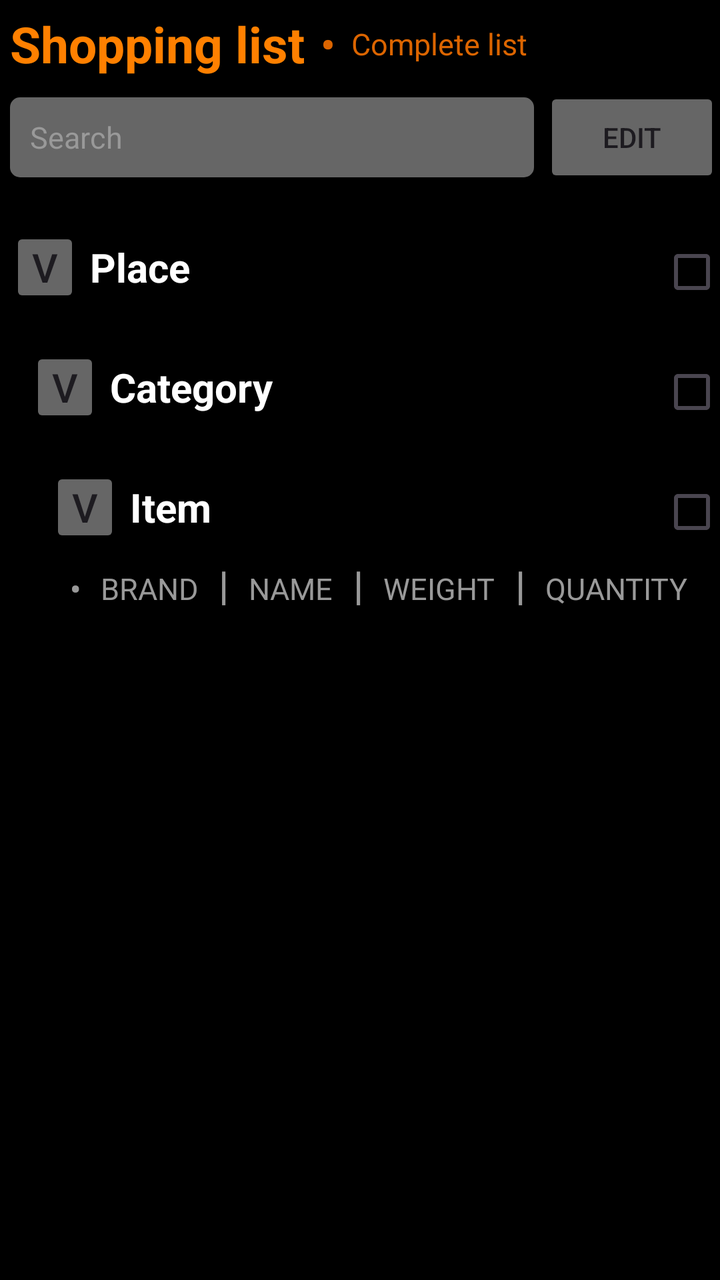
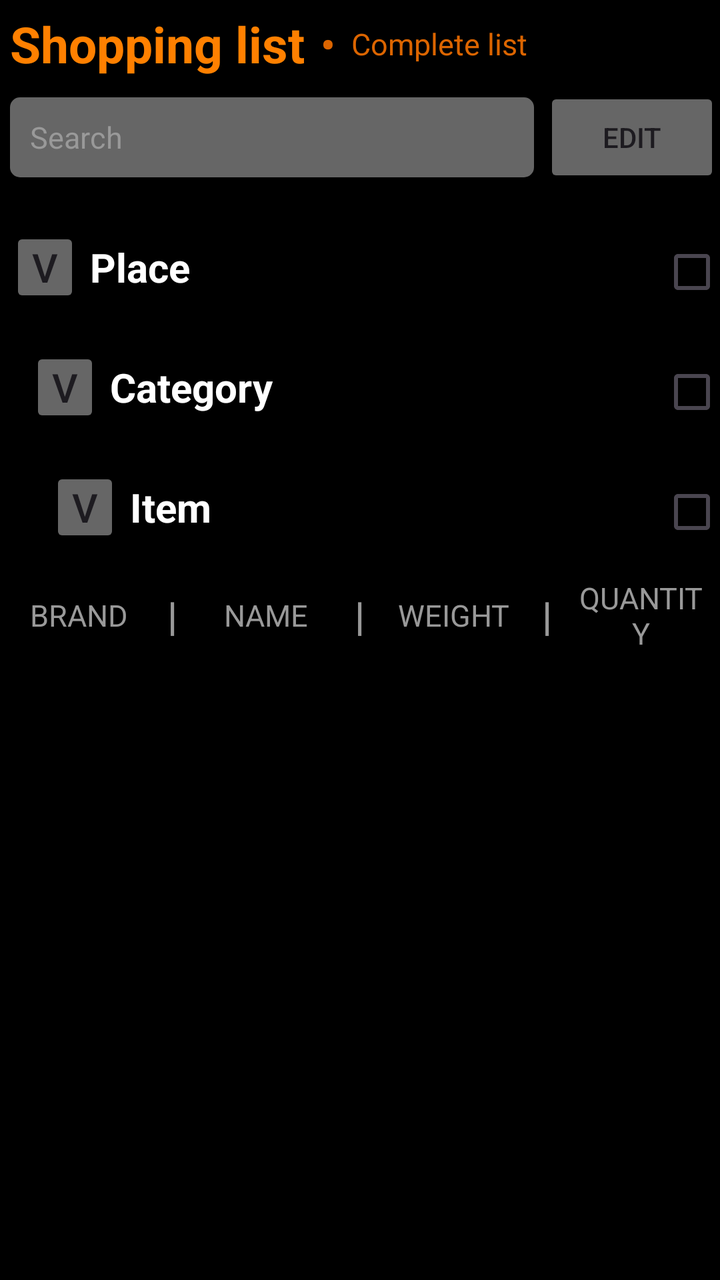

An Android layout rendered at two revisions. The XML below is the earlier revision; the diff shows what the commit changed to produce the second picture.
<!-- AndroidManifest.xml: application theme Theme.Money -->
<!-- res/layout/shopping.xml -->
<?xml version="1.0" encoding="utf-8"?>
<androidx.constraintlayout.widget.ConstraintLayout
    xmlns:android="http://schemas.android.com/apk/res/android"
    xmlns:app="http://schemas.android.com/apk/res-auto"
    android:layout_width="match_parent"
    android:layout_height="match_parent"
    android:background="@color/black">

    <LinearLayout
        android:id="@+id/top_section"

        android:gravity="start"
        android:layout_width="match_parent"
        android:layout_height="wrap_content"
        android:orientation="vertical"
        app:layout_constraintStart_toStartOf="parent"
        app:layout_constraintEnd_toEndOf="parent"
        app:layout_constraintTop_toTopOf="parent">

        <LinearLayout
            android:id="@+id/action_bar"
            android:gravity="center"
            android:layout_height="wrap_content"
            android:layout_width="wrap_content"
            android:orientation="horizontal"
            app:layout_constraintStart_toStartOf="parent"
            app:layout_constraintTop_toTopOf="parent">

            <TextView
                android:id="@+id/a_shopping"
                android:text="@string/a_shopping"

                android:layout_width="wrap_content"
                android:layout_height="wrap_content"
                android:padding="5dp"
                android:textColor="#ff8000"
                android:textSize="25sp"
                android:textStyle="bold"/>

            <TextView
                android:text="@string/a_separator"

                android:layout_height="wrap_content"
                android:layout_width="wrap_content"
                android:padding="3dp"
                android:textColor="#dc6500"
                android:textSize="20sp"
                android:textStyle="bold"/>

            <TextView
                android:id="@+id/a_complete"
                android:text="@string/a_complete"

                android:layout_height="wrap_content"
                android:layout_width="wrap_content"
                android:padding="5dp"
                android:textColor="#dc6500"
                android:textSize="15sp"
                android:clickable="true"
                android:focusable="true"/>
        </LinearLayout>

        <LinearLayout
            android:id="@+id/search_bar"

            android:gravity="center"
            android:layout_width="match_parent"
            android:layout_height="wrap_content"
            android:orientation="horizontal">

            <EditText
                android:id="@+id/a_search"
                android:background="@drawable/search_background"
                android:hint="@string/a_search"

                android:layout_width="0dp"
                android:layout_height="40dp"
                android:layout_weight="1"
                android:layout_marginStart="5dp"
                android:layout_marginEnd="5dp"
                android:padding="10dp"
                android:importantForAutofill="no"
                android:inputType="text"
                android:textColorHint="#999999"
                android:textColor="#FFFFFF"
                android:textSize="15sp"/>

            <androidx.appcompat.widget.AppCompatButton
                android:id="@+id/s_edit"
                android:text="@string/s_edit"

                android:layout_width="wrap_content"
                android:layout_height="50dp"
                android:backgroundTint="#666666"/>
        </LinearLayout>
    </LinearLayout>

    <ScrollView
        android:id="@+id/scroll_view"

        android:layout_width="match_parent"
        android:layout_height="0dp"
        android:layout_marginTop="20dp"
        android:fillViewport="true"

        app:layout_constraintTop_toBottomOf="@id/top_section"
        app:layout_constraintStart_toStartOf="parent"
        app:layout_constraintEnd_toEndOf="parent">

        <LinearLayout
            android:id="@+id/scroll"

            android:layout_width="match_parent"
            android:layout_height="wrap_content"
            android:orientation="vertical">

            <LinearLayout
                android:id="@+id/place_section"

                android:layout_width="match_parent"
                android:layout_height="wrap_content"
                android:orientation="vertical">

                <LinearLayout
                    android:id="@+id/place_bar"

                    android:layout_width="match_parent"
                    android:layout_height="wrap_content"
                    android:orientation="horizontal">

                    <androidx.appcompat.widget.AppCompatButton
                        android:id="@+id/a_p_expand"

                        android:layout_width="35dp"
                        android:layout_height="40dp"
                        android:backgroundTint="#666666"
                        android:text="@string/a_p_expand"
                        android:textSize="20sp"
                        android:textColor="#1d1b20"
                        android:padding="0dp"
                        android:insetTop="0dp"
                        android:insetBottom="0dp"
                        android:gravity="center"
                        android:layout_marginStart="5dp"/>

                    <TextView
                        android:id="@+id/a_p_name"
                        android:text="@string/a_p_name"

                        android:layout_width="wrap_content"
                        android:layout_height="wrap_content"
                        android:padding="5dp"
                        android:textColor="#FFFFFF"
                        android:textSize="20sp"
                        android:textStyle="bold"
                        android:layout_weight="1"/>

                    <androidx.appcompat.widget.AppCompatCheckBox
                        android:id="@+id/s_p_box"

                        android:layout_width="30dp"
                        android:layout_height="30dp"
                        android:backgroundTint="#666666"
                        android:textColor="#1d1b20"
                        android:padding="0dp"
                        android:insetTop="0dp"
                        android:insetBottom="0dp"
                        android:gravity="center"/>
                </LinearLayout>
            </LinearLayout>

            <LinearLayout
                android:id="@+id/category_section"

                android:layout_width="match_parent"
                android:layout_height="wrap_content"
                android:orientation="vertical"
                android:layout_marginTop="20dp"
                android:layout_marginStart="10dp">



                <LinearLayout
                    android:id="@+id/category_bar"

                    android:layout_width="match_parent"
                    android:layout_height="wrap_content"
                    android:orientation="horizontal">

                    <androidx.appcompat.widget.AppCompatButton
                        android:id="@+id/a_c_expand"

                        android:layout_width="35dp"
                        android:layout_height="40dp"
                        android:backgroundTint="#666666"
                        android:text="@string/a_p_expand"
                        android:textSize="20sp"
                        android:textColor="#1d1b20"
                        android:padding="0dp"
                        android:insetTop="0dp"
                        android:insetBottom="0dp"
                        android:gravity="center"
                        android:layout_marginStart="5dp"/>

                    <TextView
                        android:id="@+id/a_c_name"
                        android:text="@string/a_c_name"

                        android:layout_width="wrap_content"
                        android:layout_height="wrap_content"
                        android:padding="5dp"
                        android:textColor="#FFFFFF"
                        android:textSize="20sp"
                        android:textStyle="bold"
                        android:layout_weight="1"/>

                    <androidx.appcompat.widget.AppCompatCheckBox
                        android:id="@+id/s_c_box"

                        android:layout_width="30dp"
                        android:layout_height="30dp"
                        android:backgroundTint="#666666"
                        android:textColor="#1d1b20"
                        android:padding="0dp"
                        android:insetTop="0dp"
                        android:insetBottom="0dp"
                        android:gravity="center"/>

                </LinearLayout>
            </LinearLayout>

            <LinearLayout
                android:id="@+id/item_section"

                android:layout_width="match_parent"
                android:layout_height="wrap_content"
                android:orientation="vertical"
                android:layout_marginTop="20dp"
                android:layout_marginStart="20dp">

                <LinearLayout
                    android:id="@+id/item_bar"

                    android:layout_width="match_parent"
                    android:layout_height="wrap_content"
                    android:orientation="horizontal">

                    <androidx.appcompat.widget.AppCompatButton
                        android:id="@+id/a_i_expand"

                        android:layout_width="35dp"
                        android:layout_height="40dp"
                        android:backgroundTint="#666666"
                        android:text="@string/a_p_expand"
                        android:textSize="20sp"
                        android:textColor="#1d1b20"
                        android:padding="0dp"
                        android:insetTop="0dp"
                        android:insetBottom="0dp"
                        android:gravity="center"
                        android:layout_marginStart="5dp"/>

                    <TextView
                        android:id="@+id/a_i_name"
                        android:text="@string/a_i_name"

                        android:layout_width="wrap_content"
                        android:layout_height="wrap_content"
                        android:padding="5dp"
                        android:textColor="#FFFFFF"
                        android:textSize="20sp"
                        android:textStyle="bold"
                        android:layout_weight="1"/>

                    <androidx.appcompat.widget.AppCompatCheckBox
                        android:id="@+id/s_i_box"

                        android:layout_width="30dp"
                        android:layout_height="30dp"
                        android:backgroundTint="#666666"
                        android:textColor="#1d1b20"
                        android:padding="0dp"
                        android:insetTop="0dp"
                        android:insetBottom="0dp"
                        android:gravity="center"/>
                </LinearLayout>

                <LinearLayout
                    android:id="@+id/item_brand_bar"

                    android:layout_width="match_parent"
                    android:layout_height="wrap_content"
                    android:orientation="horizontal"
                    android:layout_marginStart="10dp">

                    <TextView
                        android:text="@string/a_separator"

                        android:layout_width="wrap_content"
                        android:layout_height="wrap_content"
                        android:padding="5dp"
                        android:textColor="#999999"
                        android:textSize="15sp"
                        android:textStyle="bold"/>

                    <TextView
                        android:id="@+id/a_b_brand"
                        android:text="@string/a_b_brand"

                        android:layout_width="wrap_content"
                        android:layout_height="wrap_content"
                        android:padding="5dp"
                        android:textColor="#999999"
                        android:textSize="15sp"/>

                    <TextView
                        android:text="@string/a_s2"

                        android:layout_width="wrap_content"
                        android:layout_height="wrap_content"
                        android:padding="5dp"
                        android:textColor="#999999"
                        android:textSize="20sp"
                        android:textStyle="bold"/>

                    <TextView
                        android:id="@+id/a_b_name"
                        android:text="@string/a_b_name"

                        android:layout_width="wrap_content"
                        android:layout_height="wrap_content"
                        android:padding="5dp"
                        android:textColor="#999999"
                        android:textSize="15sp"/>

                    <TextView
                        android:text="@string/a_s2"

                        android:layout_width="wrap_content"
                        android:layout_height="wrap_content"
                        android:padding="5dp"
                        android:textColor="#999999"
                        android:textSize="20sp"
                        android:textStyle="bold"/>


                    <TextView
                        android:id="@+id/a_b_weight"
                        android:text="@string/a_b_weight"

                        android:layout_width="wrap_content"
                        android:layout_height="wrap_content"
                        android:padding="5dp"
                        android:textColor="#999999"
                        android:textSize="15sp"/>

                    <TextView
                        android:text="@string/a_s2"

                        android:layout_width="wrap_content"
                        android:layout_height="wrap_content"
                        android:padding="5dp"
                        android:textColor="#999999"
                        android:textSize="20sp"
                        android:textStyle="bold"/>


                    <TextView
                        android:id="@+id/a_b_quantity"
                        android:text="@string/a_b_quantity"

                        android:layout_width="wrap_content"
                        android:layout_height="wrap_content"
                        android:padding="5dp"
                        android:textColor="#999999"
                        android:textSize="15sp"/>
                </LinearLayout>
            </LinearLayout>
        </LinearLayout>
    </ScrollView>
</androidx.constraintlayout.widget.ConstraintLayout>
<!-- resources referenced by this layout -->
<resources>
  <color name="black">#FF000000</color>
  <!-- drawable search_background (drawable) -->
  <shape xmlns:android="http://schemas.android.com/apk/res/android">
      <solid android:color="#666666"/>
      <corners android:radius="5dp"/>
  <stroke
      android:color="#666666" />
  </shape>
  <string name="a_b_brand">       BRAND</string>
  <string name="a_b_name">        NAME</string>
  <string name="a_b_quantity">    QUANTITY</string>
  <string name="a_b_weight">      WEIGHT</string>
  <string name="a_c_name">        Category</string>
  <string name="a_complete">      Complete list</string>
  <string name="a_i_name">        Item</string>
  <string name="a_p_expand">      v</string>
  <string name="a_p_name">        Place</string>
  <string name="a_s2">            |</string>
  <string name="a_search">        Search</string>
  <string name="a_separator">     •</string>
  <string name="a_shopping">      Shopping list</string>
  <string name="s_edit">          Edit</string>
  <style name="Theme.Money" parent="Theme.Material3.DayNight.NoActionBar">
          
          <item name="colorPrimary">@color/purple_500</item>
          <item name="colorPrimaryVariant">@color/purple_700</item>
          <item name="colorOnPrimary">@color/white</item>
          
          <item name="colorSecondary">@color/teal_200</item>
          <item name="colorSecondaryVariant">@color/teal_700</item>
          <item name="colorOnSecondary">@color/black</item>
          
          <item name="android:statusBarColor">?attr/colorPrimaryVariant</item>
          
      </style>
  <color name="purple_500">#dc6500</color>
  <color name="purple_700">#dc6500</color>
  <color name="white">#FFFFFFFF</color>
  <color name="teal_200">#ff8000</color>
  <color name="teal_700">#ff8000</color>
</resources>

<!-- the commit's change to res/layout/shopping.xml (unified diff, before → after) -->
@@ -87,7 +87,7 @@
 
             <androidx.appcompat.widget.AppCompatButton
                 android:id="@+id/s_edit"
-                android:text="@string/s_edit"
+                android:text="@string/c_edit"
 
                 android:layout_width="wrap_content"
                 android:layout_height="50dp"
@@ -104,6 +104,7 @@
         android:fillViewport="true"
 
         app:layout_constraintTop_toBottomOf="@id/top_section"
+        app:layout_constraintBottom_toBottomOf="parent"
         app:layout_constraintStart_toStartOf="parent"
         app:layout_constraintEnd_toEndOf="parent">
 
@@ -122,11 +123,20 @@
                 android:orientation="vertical">
 
                 <LinearLayout
+                    android:id="@+id/edit_place_bar"
+
+                    android:layout_width="match_parent"
+                    android:layout_height="wrap_content"
+                    android:orientation="horizontal"
+                    android:gravity="center_vertical"/>
+
+                <LinearLayout
                     android:id="@+id/place_bar"
 
                     android:layout_width="match_parent"
                     android:layout_height="wrap_content"
-                    android:orientation="horizontal">
+                    android:orientation="horizontal"
+                    android:layout_marginStart="5dp">
 
                     <androidx.appcompat.widget.AppCompatButton
                         android:id="@+id/a_p_expand"
@@ -140,8 +150,7 @@
                         android:padding="0dp"
                         android:insetTop="0dp"
                         android:insetBottom="0dp"
-                        android:gravity="center"
-                        android:layout_marginStart="5dp"/>
+                        android:gravity="center"/>
 
                     <TextView
                         android:id="@+id/a_p_name"
@@ -178,14 +187,21 @@
                 android:layout_marginTop="20dp"
                 android:layout_marginStart="10dp">
 
-
+                <LinearLayout
+                    android:id="@+id/edit_category_bar"
+
+                    android:layout_width="match_parent"
+                    android:layout_height="wrap_content"
+                    android:orientation="horizontal"
+                    android:gravity="center_vertical"/>
 
                 <LinearLayout
                     android:id="@+id/category_bar"
 
                     android:layout_width="match_parent"
                     android:layout_height="wrap_content"
-                    android:orientation="horizontal">
+                    android:orientation="horizontal"
+                    android:layout_marginStart="5dp">
 
                     <androidx.appcompat.widget.AppCompatButton
                         android:id="@+id/a_c_expand"
@@ -199,8 +215,7 @@
                         android:padding="0dp"
                         android:insetTop="0dp"
                         android:insetBottom="0dp"
-                        android:gravity="center"
-                        android:layout_marginStart="5dp"/>
+                        android:gravity="center"/>
 
                     <TextView
                         android:id="@+id/a_c_name"
@@ -225,7 +240,6 @@
                         android:insetTop="0dp"
                         android:insetBottom="0dp"
                         android:gravity="center"/>
-
                 </LinearLayout>
             </LinearLayout>
 
@@ -235,15 +249,24 @@
                 android:layout_width="match_parent"
                 android:layout_height="wrap_content"
                 android:orientation="vertical"
-                android:layout_marginTop="20dp"
-                android:layout_marginStart="20dp">
+                android:layout_marginTop="20dp">
+
+                <LinearLayout
+                    android:id="@+id/edit_item_bar"
+
+                    android:layout_width="match_parent"
+                    android:layout_height="wrap_content"
+                    android:orientation="horizontal"
+                    android:gravity="center_vertical"
+                    android:layout_marginStart="20dp"/>
 
                 <LinearLayout
                     android:id="@+id/item_bar"
 
                     android:layout_width="match_parent"
                     android:layout_height="wrap_content"
-                    android:orientation="horizontal">
+                    android:orientation="horizontal"
+                    android:layout_marginStart="25dp">
 
                     <androidx.appcompat.widget.AppCompatButton
                         android:id="@+id/a_i_expand"
@@ -257,8 +280,7 @@
                         android:padding="0dp"
                         android:insetTop="0dp"
                         android:insetBottom="0dp"
-                        android:gravity="center"
-                        android:layout_marginStart="5dp"/>
+                        android:gravity="center"/>
 
                     <TextView
                         android:id="@+id/a_i_name"
@@ -283,98 +305,106 @@
                         android:insetTop="0dp"
                         android:insetBottom="0dp"
                         android:gravity="center"/>
+
+
                 </LinearLayout>
 
-                <LinearLayout
+                <TableLayout
                     android:id="@+id/item_brand_bar"
 
                     android:layout_width="match_parent"
                     android:layout_height="wrap_content"
-                    android:orientation="horizontal"
-                    android:layout_marginStart="10dp">
-
-                    <TextView
-                        android:text="@string/a_separator"
-
-                        android:layout_width="wrap_content"
-                        android:layout_height="wrap_content"
-                        android:padding="5dp"
-                        android:textColor="#999999"
-                        android:textSize="15sp"
-                        android:textStyle="bold"/>
-
-                    <TextView
-                        android:id="@+id/a_b_brand"
-                        android:text="@string/a_b_brand"
-
-                        android:layout_width="wrap_content"
-                        android:layout_height="wrap_content"
-                        android:padding="5dp"
-                        android:textColor="#999999"
-                        android:textSize="15sp"/>
-
-                    <TextView
-                        android:text="@string/a_s2"
-
-                        android:layout_width="wrap_content"
-                        android:layout_height="wrap_content"
-                        android:padding="5dp"
-                        android:textColor="#999999"
-                        android:textSize="20sp"
-                        android:textStyle="bold"/>
-
-                    <TextView
-                        android:id="@+id/a_b_name"
-                        android:text="@string/a_b_name"
-
-                        android:layout_width="wrap_content"
-                        android:layout_height="wrap_content"
-                        android:padding="5dp"
-                        android:textColor="#999999"
-                        android:textSize="15sp"/>
-
-                    <TextView
-                        android:text="@string/a_s2"
-
-                        android:layout_width="wrap_content"
-                        android:layout_height="wrap_content"
-                        android:padding="5dp"
-                        android:textColor="#999999"
-                        android:textSize="20sp"
-                        android:textStyle="bold"/>
-
-
-                    <TextView
-                        android:id="@+id/a_b_weight"
-                        android:text="@string/a_b_weight"
-
-                        android:layout_width="wrap_content"
-                        android:layout_height="wrap_content"
-                        android:padding="5dp"
-                        android:textColor="#999999"
-                        android:textSize="15sp"/>
-
-                    <TextView
-                        android:text="@string/a_s2"
-
-                        android:layout_width="wrap_content"
-                        android:layout_height="wrap_content"
-                        android:padding="5dp"
-                        android:textColor="#999999"
-                        android:textSize="20sp"
-                        android:textStyle="bold"/>
-
-
-                    <TextView
-                        android:id="@+id/a_b_quantity"
-                        android:text="@string/a_b_quantity"
-
-                        android:layout_width="wrap_content"
-                        android:layout_height="wrap_content"
-                        android:padding="5dp"
-                        android:textColor="#999999"
-                        android:textSize="15sp"/>
-                </LinearLayout>
+                    android:layout_gravity="center_horizontal"
+                    android:stretchColumns="0,2,4,6">
+
+                    <TableRow
+                        android:gravity="center_vertical"
+                        android:layout_marginTop="10dp"
+                        android:fillViewport="true"
+                        app:layout_constraintTop_toBottomOf="@id/item_bar"
+                        >
+
+                        <TextView
+                            android:id="@+id/a_b_brand"
+                            android:text="@string/a_b_brand"
+
+                            android:layout_width="0dp"
+                            android:layout_height="wrap_content"
+                            android:layout_weight="1"
+                            android:padding="5dp"
+                            android:gravity="center"
+                            android:textColor="#999999"
+                            android:textSize="15sp"/>
+
+                        <TextView
+                            android:text="@string/a_s2"
+
+                            android:layout_width="wrap_content"
+                            android:layout_height="wrap_content"
+                            android:padding="5dp"
+                            android:textColor="#999999"
+                            android:textSize="20sp"
+                            android:textStyle="bold"/>
+
+                        <TextView
+                            android:id="@+id/a_b_name"
+                            android:text="@string/a_b_name"
+
+                            android:layout_width="0dp"
+                            android:layout_height="wrap_content"
+                            android:layout_weight="1"
+                            android:padding="5dp"
+                            android:gravity="center"
+                            android:textColor="#999999"
+                            android:textSize="15sp"/>
+
+                        <TextView
+                            android:text="@string/a_s2"
+
+                            android:layout_width="wrap_content"
+                            android:layout_height="wrap_content"
+                            android:padding="5dp"
+                            android:textColor="#999999"
+                            android:textSize="20sp"
+                            android:textStyle="bold"/>
+
+                        <TextView
+                            android:id="@+id/a_b_weight"
+                            android:text="@string/a_b_weight"
+
+                            android:layout_width="0dp"
+                            android:layout_height="wrap_content"
+                            android:layout_weight="1"
+                            android:padding="5dp"
+                            android:gravity="center"
+                            android:textColor="#999999"
+                            android:textSize="15sp"/>
+
+                        <TextView
+                            android:text="@string/a_s2"
+
+                            android:layout_width="wrap_content"
+                            android:layout_height="wrap_content"
+                            android:padding="5dp"
+                            android:textColor="#999999"
+                            android:textSize="20sp"
+                            android:textStyle="bold"/>
+
+                        <TextView
+                            android:id="@+id/a_b_quantity"
+                            android:text="@string/a_b_quantity"
+
+                            android:layout_width="0dp"
+                            android:layout_height="wrap_content"
+                            android:layout_weight="1"
+                            android:padding="5dp"
+                            android:gravity="center"
+                            android:textColor="#999999"
+                            android:textSize="15sp"/>
+
+                    </TableRow>
+
+                </TableLayout>
             </LinearLayout>
         </LinearLayout>
     </ScrollView>
<!-- resource entries referenced after the edit -->
@@ -21,7 +21,7 @@
   <string name="a_search">        Search</string>
   <string name="a_separator">     •</string>
   <string name="a_shopping">      Shopping list</string>
-  <string name="s_edit">          Edit</string>
+  <string name="c_edit">          Edit</string>
   <style name="Theme.Money" parent="Theme.Material3.DayNight.NoActionBar">
           
           <item name="colorPrimary">@color/purple_500</item>
